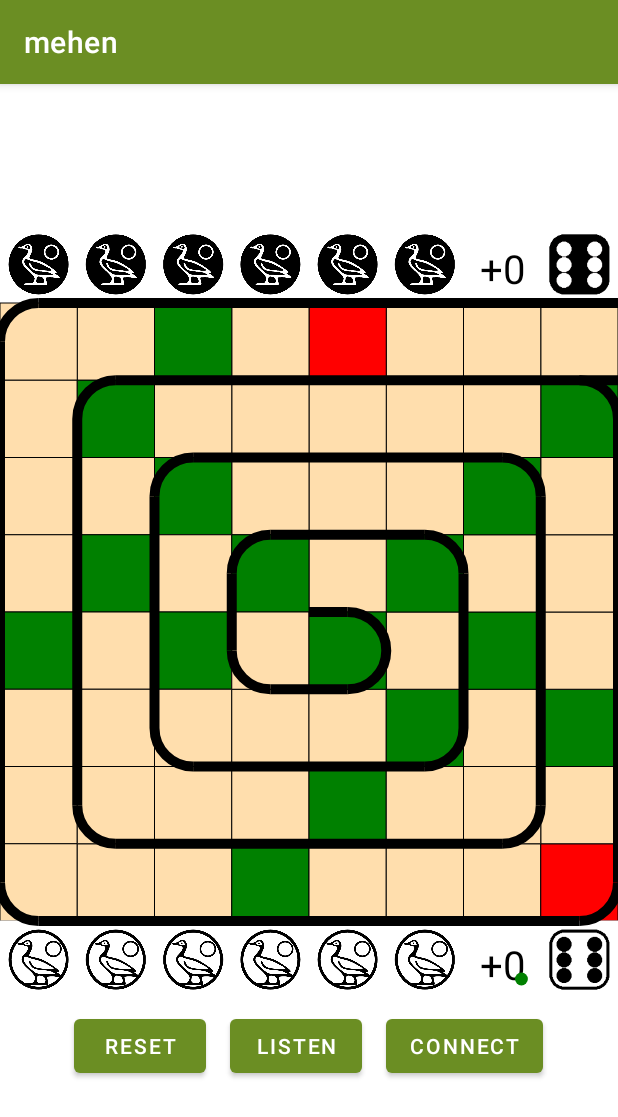
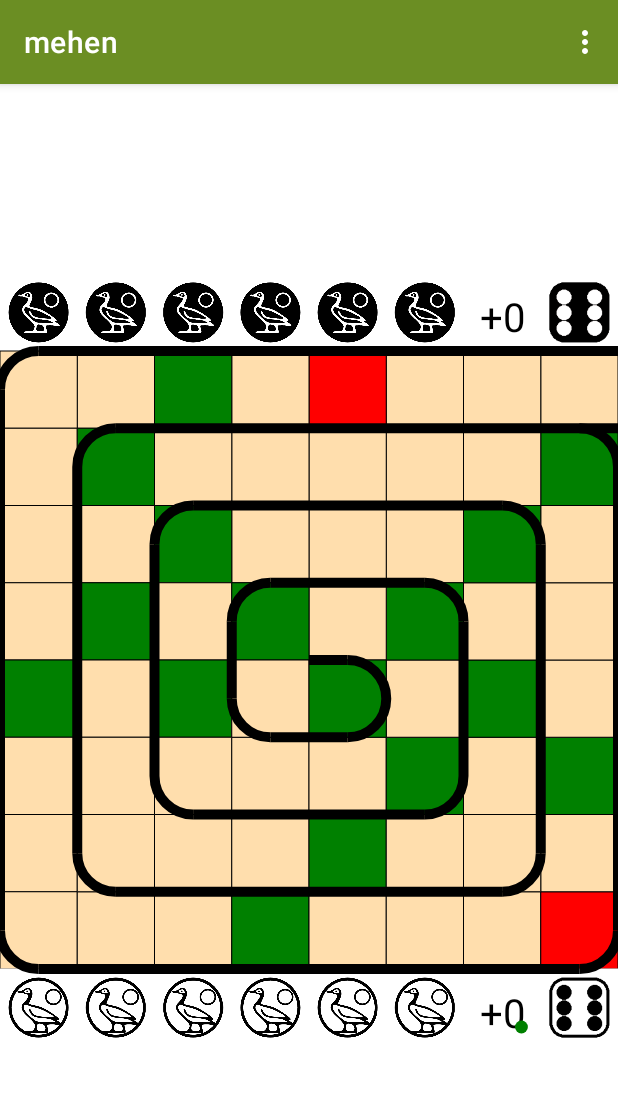
Before and after one commit to memoryspeak/mehen_cotlin_android, an Android app: the screen it shows after launch (MainActivity), on a phone screen of 412 x 824 dp. Shown: the top 1117 px of the screen. Run offline under Robolectric (Android 15) with nearby library versions, the phone set to English and light mode, and no system bars.

Commit message:
splash screen and music

```diff
--- a/mehen/app/src/main/java/com/example/mehen/MainActivity.kt
+++ b/mehen/app/src/main/java/com/example/mehen/MainActivity.kt
@@ -2,9 +2,9 @@ package com.example.mehen
 
 import android.os.Build
 import android.os.Bundle
-import android.os.Parcel
-import android.os.Parcelable
 import android.util.Log
+import android.view.Menu
+import android.view.MenuItem
 import android.widget.Button
 import android.widget.Toast
 import androidx.appcompat.app.AppCompatActivity
@@ -23,60 +23,83 @@ class MainActivity() : AppCompatActivity(), MehenDelegate {
     private val socketPort: Int = 50000
     private val socketGuestPort: Int = 50001 // used for socket server on emulator
     private lateinit var mehenView: MehenView
-    private lateinit var resetButton: Button
-    private lateinit var listenButton: Button
-    private lateinit var connectButton: Button
+//    private lateinit var resetButton: Button
+//    private lateinit var listenButton: Button
+//    private lateinit var connectButton: Button
     private var printWriter: PrintWriter? = null
     private var serverSocket: ServerSocket? = null
     private val isEmulator = Build.FINGERPRINT.contains("generic")
 
     override fun onCreate(savedInstanceState: Bundle?) {
+        setTheme(R.style.Theme_Mehen)
         super.onCreate(savedInstanceState)
         setContentView(R.layout.activity_main)
 
+        MehenSingleton.magicEffect = MehenSingleton.soundEngine.load(this, R.raw.magic, 1)
+        MehenSingleton.turnEffect = MehenSingleton.soundEngine.load(this, R.raw.turn, 1)
+        MehenSingleton.startgameEffect = MehenSingleton.soundEngine.load(this, R.raw.startgame, 1)
+        MehenSingleton.dicerollEffect = MehenSingleton.soundEngine.load(this, R.raw.diceroll, 1)
+
         mehenView = findViewById<MehenView>(R.id.mehen_view)
-        resetButton = findViewById<Button>(R.id.reset_button)
-        listenButton = findViewById<Button>(R.id.listen_button)
-        connectButton = findViewById<Button>(R.id.connect_button)
+//        resetButton = findViewById<Button>(R.id.reset_button)
+//        listenButton = findViewById<Button>(R.id.listen_button)
+//        connectButton = findViewById<Button>(R.id.connect_button)
         mehenView.mehenDelegate = this
 
-        resetButton.setOnClickListener {
-            MehenGame.reset()
-            mehenView.invalidate()
-            serverSocket?.close()
-            listenButton.isEnabled = true
-        }
+//        resetButton.setOnClickListener {
+//            MehenGame.reset()
+//            mehenView.invalidate()
+//            serverSocket?.close()
+//            listenButton.isEnabled = true
+//        }
 
-        listenButton.setOnClickListener {
-            listenButton.isEnabled = false
-            val port = if (isEmulator) socketGuestPort else socketPort
-            Toast.makeText(this, "listening on $port", Toast.LENGTH_SHORT).show()
-            Executors.newSingleThreadExecutor().execute {
-                ServerSocket(port).let { srvSkt ->
-                    serverSocket = srvSkt
-                    try {
-                        val socket = srvSkt.accept()
-                        receiveMove(socket)
-                    } catch (e: SocketException) {
-                        // ignored, socket closed
-                    }
-                }
+//        listenButton.setOnClickListener {
+//            listenButton.isEnabled = false
+//            val port = if (isEmulator) socketGuestPort else socketPort
+//            Toast.makeText(this, "listening on $port", Toast.LENGTH_SHORT).show()
+//            Executors.newSingleThreadExecutor().execute {
+//                ServerSocket(port).let { srvSkt ->
+//                    serverSocket = srvSkt
+//                    try {
+//                        val socket = srvSkt.accept()
+//                        receiveMove(socket)
+//                    } catch (e: SocketException) {
+//                        // ignored, socket closed
+//                    }
+//                }
+//            }
+//        }
+//
+//        connectButton.setOnClickListener {
+//            Log.d(TAG, "socket client connecting ...")
+//            Executors.newSingleThreadExecutor().execute {
+//                try {
+//                    val socket = Socket(socketHost, socketPort)
+//                    receiveMove(socket)
+//                } catch (e: ConnectException) {
+//                    runOnUiThread {
+//                        Toast.makeText(this, "connection failed", Toast.LENGTH_SHORT).show()
+//                    }
+//                }
+//            }
+//        }
+    }
+
+    override fun onCreateOptionsMenu(menu: Menu?): Boolean {
+        menuInflater.inflate(R.menu.right_menu, menu)
+        return true
+    }
+
+    override fun onOptionsItemSelected(item: MenuItem): Boolean {
+        when(item.itemId){
+            R.id.reset -> {
+                MehenGame.reset()
+                mehenView.invalidate()
+                serverSocket?.close()
+//                listenButton.isEnabled = true
             }
         }
-
-        connectButton.setOnClickListener {
-            Log.d(TAG, "socket client connecting ...")
-            Executors.newSingleThreadExecutor().execute {
-                try {
-                    val socket = Socket(socketHost, socketPort)
-                    receiveMove(socket)
-                } catch (e: ConnectException) {
-                    runOnUiThread {
-                        Toast.makeText(this, "connection failed", Toast.LENGTH_SHORT).show()
-                    }
-                }
-            }
-        }
+        return true
     }
 
     private fun receiveMove(socket: Socket) {
--- a/mehen/app/src/main/java/com/example/mehen/MehenGame.kt
+++ b/mehen/app/src/main/java/com/example/mehen/MehenGame.kt
@@ -1,6 +1,12 @@
 package com.example.mehen
 
-object MehenGame {
+
+import android.media.MediaPlayer
+import android.view.View
+import java.security.AccessController.getContext
+
+
+object MehenGame{
     private var piecesBox = mutableSetOf<MehenPiece>()
 
     init {
@@ -149,6 +155,8 @@ object MehenGame {
             }
         }
 
+        if (MehenSingleton.soundEffect){ MehenSingleton.soundEngine.play(MehenSingleton.turnEffect, 1f, 1f, 1, 0, 1f) }
+
         if (dotToSquare == 4){
             val fourPiece: MehenPiece? = pieceAt(toCol, toRow)
             val twentyTwoPiece: MehenPiece? = pieceAt(7, 1)
@@ -266,6 +274,7 @@ object MehenGame {
     }
 
     fun reset() {
+        if (MehenSingleton.soundEffect){ MehenSingleton.soundEngine.play(MehenSingleton.startgameEffect, 1f, 1f, 1, 0, 1f) }
         clear()
         for (i in 0 until 6) {
             addPiece(MehenPiece(i, 0, Player.WHITE, Mehenman.WALKER, R.drawable.white_goose))
--- a/mehen/app/src/main/java/com/example/mehen/MehenSingleton.kt
+++ b/mehen/app/src/main/java/com/example/mehen/MehenSingleton.kt
@@ -1,6 +1,13 @@
 package com.example.mehen
 
 object MehenSingleton {
+    var soundEffect: Boolean = true
+    val soundEngine = SoundEngine()
+    var magicEffect: Int = 0
+    var turnEffect: Int = 0
+    var startgameEffect: Int = 0
+    var dicerollEffect: Int = 0
+
     var memoryWhite: Int = 0
     var memoryBlack: Int = 0
     var canWhiteMove: Boolean = false
--- /dev/null
+++ b/mehen/app/src/main/java/com/example/mehen/SoundEngine.kt
@@ -0,0 +1,31 @@
+package com.example.mehen
+
+import android.content.Context
+import android.media.AudioAttributes
+import android.media.AudioManager
+import android.media.SoundPool
+import android.os.Build
+
+class SoundEngine {
+    private var soundPool: SoundPool = if (Build.VERSION.SDK_INT >= Build.VERSION_CODES.LOLLIPOP) {
+        val audioAttributes = AudioAttributes.Builder()
+            .setContentType(AudioAttributes.CONTENT_TYPE_MUSIC)
+            .setUsage(AudioAttributes.USAGE_GAME)
+            .build()
+        SoundPool.Builder()
+            .setMaxStreams(1)
+            .setAudioAttributes(audioAttributes)
+            .build()
+    } else {
+        SoundPool(1, AudioManager.STREAM_MUSIC, 0)
+    }
+
+
+    fun load(context: Context, rawId: Int, priority: Int):Int {
+        return soundPool.load(context, rawId, priority)
+    }
+
+    fun play(soundID: Int, leftVolume: Float, rightVolume: Float, priority: Int, loop: Int, rate: Float) {
+        soundPool.play(soundID, leftVolume, rightVolume, priority, loop, rate)
+    }
+}
--- /dev/null
+++ b/mehen/app/src/main/res/drawable/ic_reset.xml
@@ -0,0 +1,5 @@
+<vector android:height="24dp" android:tint="#FFFFFF"
+    android:viewportHeight="24" android:viewportWidth="24"
+    android:width="24dp" xmlns:android="http://schemas.android.com/apk/res/android">
+    <path android:fillColor="@android:color/white" android:pathData="M19,6.41L17.59,5 12,10.59 6.41,5 5,6.41 10.59,12 5,17.59 6.41,19 12,13.41 17.59,19 19,17.59 13.41,12z"/>
+</vector>
--- /dev/null
+++ b/mehen/app/src/main/res/drawable/launch_screen.xml
@@ -0,0 +1,16 @@
+<?xml version ="1.0" encoding ="utf-8"?><!--  Learn More about how to use App Actions: https://developer.android.com/guide/actions/index.html -->
+<layer-list xmlns:android="http://schemas.android.com/apk/res/android" android:opacity="opaque">
+
+    <!-- Цвет фона, предпочтительно как в главной теме -->
+    <item android:drawable="@color/olive_drab"/>
+
+    <!-- Лого приложения - 144dp версия иконки приложения -->
+    <item>
+
+        <bitmap
+            android:src="@drawable/lion"
+            android:gravity="center"/>
+
+    </item>
+
+</layer-list>
--- a/mehen/app/src/main/res/layout/activity_main.xml
+++ b/mehen/app/src/main/res/layout/activity_main.xml
@@ -11,33 +11,33 @@
         android:layout_width="wrap_content"
         android:layout_height="wrap_content"/>
 
-    <LinearLayout
-        android:layout_width="match_parent"
-        android:layout_height="wrap_content"
-        android:gravity="center"
-        android:orientation="horizontal">
+<!--    <LinearLayout-->
+<!--        android:layout_width="match_parent"-->
+<!--        android:layout_height="wrap_content"-->
+<!--        android:gravity="center"-->
+<!--        android:orientation="horizontal">-->
 
-        <Button
-            android:id="@+id/reset_button"
-            android:layout_width="wrap_content"
-            android:layout_height="wrap_content"
-            android:layout_margin="8dp"
-            android:text="RESET"/>
+<!--        <Button-->
+<!--            android:id="@+id/reset_button"-->
+<!--            android:layout_width="wrap_content"-->
+<!--            android:layout_height="wrap_content"-->
+<!--            android:layout_margin="8dp"-->
+<!--            android:text="RESET"/>-->
 
-        <Button
-            android:id="@+id/listen_button"
-            android:layout_width="wrap_content"
-            android:layout_height="wrap_content"
-            android:layout_margin="8dp"
-            android:text="LISTEN"/>
+<!--        <Button-->
+<!--            android:id="@+id/listen_button"-->
+<!--            android:layout_width="wrap_content"-->
+<!--            android:layout_height="wrap_content"-->
+<!--            android:layout_margin="8dp"-->
+<!--            android:text="LISTEN"/>-->
 
-        <Button
-            android:id="@+id/connect_button"
-            android:layout_width="wrap_content"
-            android:layout_height="wrap_content"
-            android:layout_margin="8dp"
-            android:text="CONNECT"/>
+<!--        <Button-->
+<!--            android:id="@+id/connect_button"-->
+<!--            android:layout_width="wrap_content"-->
+<!--            android:layout_height="wrap_content"-->
+<!--            android:layout_margin="8dp"-->
+<!--            android:text="CONNECT"/>-->
 
-    </LinearLayout>
+<!--    </LinearLayout>-->
 
 </LinearLayout>
--- /dev/null
+++ b/mehen/app/src/main/res/menu/right_menu.xml
@@ -0,0 +1,11 @@
+<?xml version="1.0" encoding="utf-8"?>
+<menu xmlns:app="http://schemas.android.com/apk/res-auto"
+    xmlns:android="http://schemas.android.com/apk/res/android">
+
+    <item
+        android:title="@string/reset"
+        android:icon="@drawable/ic_reset"
+        android:id="@+id/reset"
+        app:showAsAction="withText"/>
+
+</menu>
--- a/mehen/app/src/main/res/values/strings.xml
+++ b/mehen/app/src/main/res/values/strings.xml
@@ -1,3 +1,6 @@
 <resources>
     <string name="app_name">mehen</string>
+    <string name="reset">reset</string>
+    <string name="listen">listen</string>
+    <string name="connect">connect</string>
 </resources>
--- a/mehen/app/src/main/res/values/themes.xml
+++ b/mehen/app/src/main/res/values/themes.xml
@@ -11,7 +11,13 @@
         <item name="colorOnSecondary">@color/black</item>
         <!-- Status bar color. -->
         <item name="android:statusBarColor" tools:targetApi="l">?attr/colorPrimaryVariant</item>
-<!--        <item name="android:navigationBarColor" tools:targetApi="l">?attr/colorPrimaryVariant</item>-->
+        <item name="android:navigationBarColor" tools:targetApi="l">?attr/colorPrimaryVariant</item>
         <!-- Customize your theme here. -->
     </style>
+    <!-- Кастомная AppTheme.Launcher. Устанавливает в качестве фона вашу drawable -->
+    <style name="Theme.Mehen.Launcher">
+        <item name="android:windowBackground">@drawable/launch_screen</item>
+        <!-- для Android 5+ вы можете поменять цвет colorPrimaryDark, чтобы соответствовать цвету windowBackground -->
+<!--        <item name="colorBackgroundFloating">@color/olive_drab</item>-->
+    </style>
 </resources>
--- a/mehen/build.gradle
+++ b/mehen/build.gradle
@@ -5,7 +5,7 @@ buildscript {
         mavenCentral()
     }
     dependencies {
-        classpath 'com.android.tools.build:gradle:7.0.2'
+        classpath 'com.android.tools.build:gradle:7.0.3'
         classpath "org.jetbrains.kotlin:kotlin-gradle-plugin:1.5.21"
 
         // NOTE: Do not place your application dependencies here; they belong
```
Also changed, not shown: mehen/app/src/main/AndroidManifest.xml (+5 -4 lines), mehen/app/src/main/java/com/example/mehen/MehenView.kt (+9 -3 lines), mehen/app/src/main/res/drawable/lion.png (added), 4 other files.
